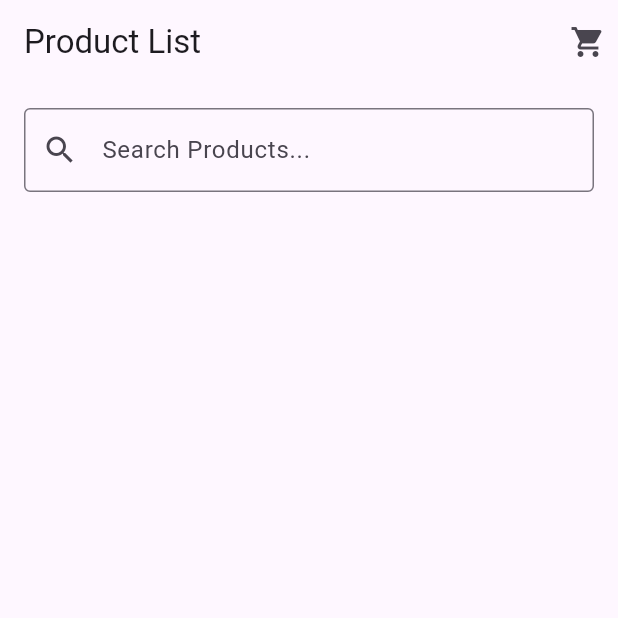
After one commit to MayerS22/E-commerce-Mobile-App, a Flutter app: the HomeScreen screen opened directly, on a phone screen of 412 x 824 dp, the top half of it. The commit adds this screen. Run offline on Flutter 3.47's test engine with Material 3 defaults, Android fonts, the phone set to English and light mode, and no system bars; our stand-ins replace firebase_auth, firebase_core, flutter_spinkit, shared_preferences; accounts and stored records are empty; network calls fail.

Commit message:
products

```diff
--- /dev/null
+++ b/devtools_options.yaml
@@ -0,0 +1,3 @@
+description: This file stores settings for Dart & Flutter DevTools.
+documentation: https://docs.flutter.dev/tools/devtools/extensions#configure-extension-enablement-states
+extensions:
--- /dev/null
+++ b/lib/Models/Product.dart
@@ -0,0 +1,36 @@
+class Product {
+  final int id;
+  final String title;
+  final String description;
+  final double price;
+  final String image;
+  final String category;
+  final Map<String, dynamic> rating; // rating as a map
+
+  Product({
+    required this.id,
+    required this.title,
+    required this.description,
+    required this.price,
+    required this.image,
+    required this.category,
+    required this.rating,
+  });
+
+  // Factory method to create a Product from JSON data
+  factory Product.fromJson(Map<String, dynamic> json) {
+    return Product(
+      id: json['id'],
+      title: json['title'],
+      description: json['description'],
+      price: json['price'].toDouble(),
+      image: json['image'],
+      category: json['category'],
+      rating: json['rating'],  // rating should be fetched as a map from the JSON
+    );
+  }
+
+  // Safely get the rating and count values
+  double get ratingRate => rating['rate'] ?? 0.0;
+  int get ratingCount => rating['count'] ?? 0;
+}
--- /dev/null
+++ b/lib/Screens/HomePage.dart
@@ -0,0 +1,92 @@
+import 'package:e_commerce/Models/Product.dart';
+import 'package:flutter/material.dart';
+import '../Services/Api-Service.dart';
+import '../components/CustomSearchBar.dart';
+import '../components/loading_spinner.dart';
+import '../components/product_card.dart';
+class HomeScreen extends StatefulWidget {
+  @override
+  _HomeScreenState createState() => _HomeScreenState();
+}
+
+class _HomeScreenState extends State<HomeScreen> {
+  List<Product> _products = [];
+  bool _isLoading = true;
+  final TextEditingController _searchController = TextEditingController();
+
+  @override
+  void initState() {
+    super.initState();
+    _fetchProducts();
+  }
+
+  Future<void> _fetchProducts() async {
+    try {
+      List<Product> products = (await ApiService().fetchProducts()).cast<Product>();
+      setState(() {
+        _products = products;
+        _isLoading = false;
+      });
+      print('Fetched products: $_products');
+    } catch (e) {
+      setState(() {
+        _isLoading = false;
+      });
+      print('Error fetching products: $e');
+    }
+  }
+
+  Future<void> _searchProducts(String query) async {
+    if (query.isEmpty) {
+      await _fetchProducts();
+    } else {
+      try {
+        List<Product> products = (await ApiService().searchProducts(query)).cast<Product>();
+        setState(() {
+          _products = products;
+        });
+      } catch (e) {
+        print('Error searching products: $e');
+      }
+    }
+  }
+
+  @override
+  Widget build(BuildContext context) {
+    return Scaffold(
+      appBar: AppBar(
+        title: Text('Product List'),
+        actions: [
+          Padding(
+            padding: const EdgeInsets.all(8.0),
+            child: Icon(Icons.shopping_cart),
+          ),
+        ],
+      ),
+      body: Column(
+        children: [
+          CustomSearchBar(  // Updated usage
+            controller: _searchController,
+            onSearchChanged: _searchProducts,
+          ),
+          _isLoading
+              ? LoadingSpinner()
+              : Expanded(
+            child: GridView.builder(
+              gridDelegate: SliverGridDelegateWithFixedCrossAxisCount(
+                crossAxisCount: 2,
+                crossAxisSpacing: 10,
+                mainAxisSpacing: 10,
+              ),
+              itemCount: _products.length,
+              itemBuilder: (context, index) {
+                final product = _products[index];
+                return ProductCard(product: product);
+              },
+            ),
+          ),
+        ],
+      ),
+    );
+  }
+}
--- /dev/null
+++ b/lib/Screens/ProductDetailsScreen.dart
@@ -0,0 +1,116 @@
+import 'package:cloud_firestore/cloud_firestore.dart';
+import 'package:e_commerce/Models/Product.dart';
+import 'package:flutter/material.dart';
+
+class ProductDetailsScreen extends StatelessWidget {
+  final Product product;
+
+  ProductDetailsScreen({required this.product});
+
+  Future<void> _addToCart(Product product) async {
+    try {
+      // Add the product to Firebase Firestore (Cart collection)
+      await FirebaseFirestore.instance.collection('cart').add({
+        'title': product.title,
+        'price': product.price,
+        'image': product.image,
+        'category': product.category,
+        'description': product.description,
+        'quantity': 1, // Default quantity is 1
+      });
+      print('Product added to cart');
+    } catch (e) {
+      print('Error adding product to cart: $e');
+    }
+  }
+
+  @override
+  Widget build(BuildContext context) {
+    return Scaffold(
+      appBar: AppBar(
+        title: Text(
+          product.title,
+          maxLines: 1,
+          overflow: TextOverflow.ellipsis,
+        ),
+      ),
+      body: SingleChildScrollView(
+        child: Padding(
+          padding: const EdgeInsets.all(16.0),
+          child: Column(
+            crossAxisAlignment: CrossAxisAlignment.start,
+            children: [
+              // Product Image
+              ClipRRect(
+                borderRadius: BorderRadius.circular(10),
+                child: Image.network(
+                  product.image,
+                  height: 300.0,
+                  width: double.infinity,
+                  fit: BoxFit.cover,
+                ),
+              ),
+              SizedBox(height: 16),
+
+              // Product Title
+              Text(
+                product.title,
+                style: TextStyle(
+                  fontSize: 22,
+                  fontWeight: FontWeight.bold,
+                ),
+              ),
+              SizedBox(height: 8),
+
+              // Product Price
+              Text(
+                '\$${product.price.toStringAsFixed(2)}',
+                style: TextStyle(
+                  color: Colors.green,
+                  fontSize: 20,
+                  fontWeight: FontWeight.bold,
+                ),
+              ),
+              SizedBox(height: 16),
+
+              // Product Description
+              Text(
+                product.description,
+                style: TextStyle(fontSize: 16),
+              ),
+              SizedBox(height: 16),
+
+              // Product Rating
+              Row(
+                children: [
+                  Icon(Icons.star, color: Colors.yellow, size: 20),
+                  SizedBox(width: 4),
+                  Text(
+                    product.rating != null
+                        ? '${product.rating['rate']} (${product.rating['count']} reviews)'
+                        : 'No ratings available',
+                    style: TextStyle(fontSize: 16, color: Colors.grey),
+                  ),
+                ],
+              ),
+              SizedBox(height: 32),
+
+              // Add to Cart Button
+              ElevatedButton(
+                onPressed: () => _addToCart(product),
+                child: Text('Add to Cart'),
+                style: ElevatedButton.styleFrom(
+                  minimumSize: Size(double.infinity, 50),
+                  backgroundColor: Colors.blue,
+                  shape: RoundedRectangleBorder(
+                    borderRadius: BorderRadius.circular(10),
+                  ),
+                ),
+              ),
+            ],
+          ),
+        ),
+      ),
+    );
+  }
+}
--- a/lib/Screens/SignInScreen.dart
+++ b/lib/Screens/SignInScreen.dart
@@ -1,6 +1,7 @@
 import 'package:flutter/material.dart';
 import 'package:firebase_auth/firebase_auth.dart';
 import 'package:shared_preferences/shared_preferences.dart';
+import 'HomePage.dart';
 import 'MainScreen.dart';
 import 'SignUpScreen.dart';
 
@@ -262,7 +263,7 @@ class _SignInScreenState extends State<SignInScreen> {
         _saveCredentials();
 
         Navigator.pop(context);
-        Navigator.pushReplacement(context, MaterialPageRoute(builder: (context) => MainScreen()));
+        Navigator.pushReplacement(context, MaterialPageRoute(builder: (context) => HomeScreen()));
       } on FirebaseAuthException catch (e) {
         Navigator.pop(context);
 
--- /dev/null
+++ b/lib/Services/Api-Service.dart
@@ -0,0 +1,48 @@
+import 'dart:convert';
+import 'package:http/http.dart' as http;
+import 'package:e_commerce/Models/Product.dart';
+
+
+class ApiService {
+  final String baseUrl = 'https://fakestoreapi.com/products';
+
+  // Fetch products from the API
+  Future<List<Product>> fetchProducts() async {
+    try {
+      final response = await http.get(Uri.parse(baseUrl));
+
+      if (response.statusCode == 200) {
+        // If the response is successful, parse the data
+        List<dynamic> data = jsonDecode(response.body);
+        return data.map((item) => Product.fromJson(item)).toList();
+      } else {
+        // If the server did not return a 200 OK response, throw an exception
+        throw Exception('Failed to load products');
+      }
+    } catch (e) {
+      // Catch any errors that occur during the HTTP request
+      print('Error fetching products: $e');
+      throw Exception('Error fetching products: $e');
+    }
+  }
+
+  // Search products by query (you can extend this further based on category)
+  Future<List<Product>> searchProducts(String query) async {
+    try {
+      final response = await http.get(Uri.parse('$baseUrl?title_like=$query'));
+
+      if (response.statusCode == 200) {
+        // If the response is successful, parse the data
+        List<dynamic> data = json.decode(response.body);
+        return data.map((item) => Product.fromJson(item)).toList();
+      } else {
+        // If the server did not return a 200 OK response, throw an exception
+        throw Exception('Failed to search products');
+      }
+    } catch (e) {
+      // Catch any errors that occur during the HTTP request
+      print('Error searching products: $e');
+      throw Exception('Error searching products: $e');
+    }
+  }
+}
--- /dev/null
+++ b/lib/components/CustomSearchBar.dart
@@ -0,0 +1,24 @@
+import 'package:flutter/material.dart';
+
+class CustomSearchBar extends StatelessWidget {
+  final TextEditingController controller;
+  final Function(String) onSearchChanged;
+
+  CustomSearchBar({required this.controller, required this.onSearchChanged});
+
+  @override
+  Widget build(BuildContext context) {
+    return Padding(
+      padding: const EdgeInsets.all(16.0),
+      child: TextField(
+        controller: controller,
+        onChanged: onSearchChanged,
+        decoration: InputDecoration(
+          hintText: 'Search Products...',
+          border: OutlineInputBorder(),
+          prefixIcon: Icon(Icons.search),
+        ),
+      ),
+    );
+  }
+}
--- a/pubspec.yaml
+++ b/pubspec.yaml
@@ -32,7 +32,12 @@ dependencies:
     sdk: flutter
   firebase_core: ^3.8.1
   firebase_auth: ^5.3.4
+  cloud_firestore: ^5.5.1
   shared_preferences: ^2.3.3
+  http: ^1.2.2
+  provider: ^6.1.2
+  flutter_spinkit: ^5.2.1
+  flutter_staggered_grid_view: ^0.7.0
 
 
   # The following adds the Cupertino Icons font to your application.
```
Also changed, not shown: lib/components/loading_spinner.dart (added, +14 -0 lines), lib/components/product_card.dart (added, +112 -0 lines), pubspec.lock, 3 other files.
